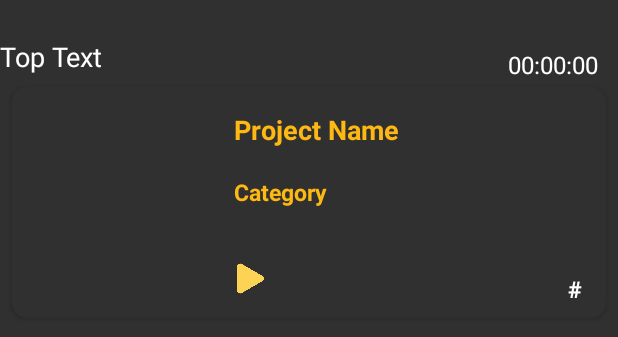
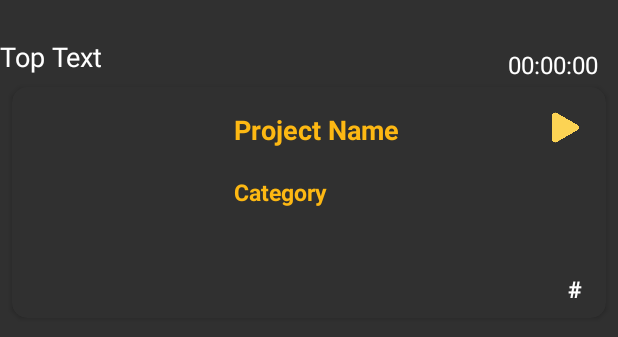
Before and after one commit to 7TrentF/chronosAppFinal, an Android app: the layout timesheet_entry_card.xml on its own in the app's theme, with its tools: preview values and no code run, on a phone screen of 412 x 824 dp. Shown: the top 337 px of the screen. Run offline under Robolectric (Android 15) with nearby library versions, the phone set to English and light mode, and no system bars.

Commit message:
current version before updates

```diff
--- a/app/src/main/res/layout/activity_report.xml
+++ b/app/src/main/res/layout/activity_report.xml
@@ -13,8 +13,8 @@
 
         <androidx.appcompat.widget.Toolbar
             android:id="@+id/my_toolbar"
-            android:layout_width="match_parent"
-            android:layout_height="100dp"
+            android:layout_width="413dp"
+            android:layout_height="68dp"
             android:layout_marginTop="4dp"
             android:background="@drawable/white_button_border"
             android:elevation="4dp"
--- a/app/src/main/res/layout/timesheet_entry_card.xml
+++ b/app/src/main/res/layout/timesheet_entry_card.xml
@@ -92,14 +92,14 @@
                 android:id="@+id/timerButton"
                 android:layout_width="22dp"
                 android:layout_height="22dp"
-                android:layout_marginStart="12dp"
-                android:layout_marginTop="8dp"
+                android:layout_marginEnd="8dp"
                 android:background="@drawable/play_yellow"
                 android:paddingTop="10dp"
                 android:paddingBottom="10dp"
-                app:layout_constraintStart_toEndOf="@+id/userImage"
-                app:layout_constraintTop_toBottomOf="@+id/CategoryTextView" />
-
+                app:layout_constraintBottom_toTopOf="@+id/uniqueIdTextView"
+                app:layout_constraintEnd_toEndOf="parent"
+                app:layout_constraintTop_toTopOf="parent"
+                app:layout_constraintVertical_bias="0.085" />
 
             <TextView
                 android:id="@+id/uniqueIdTextView"
```
